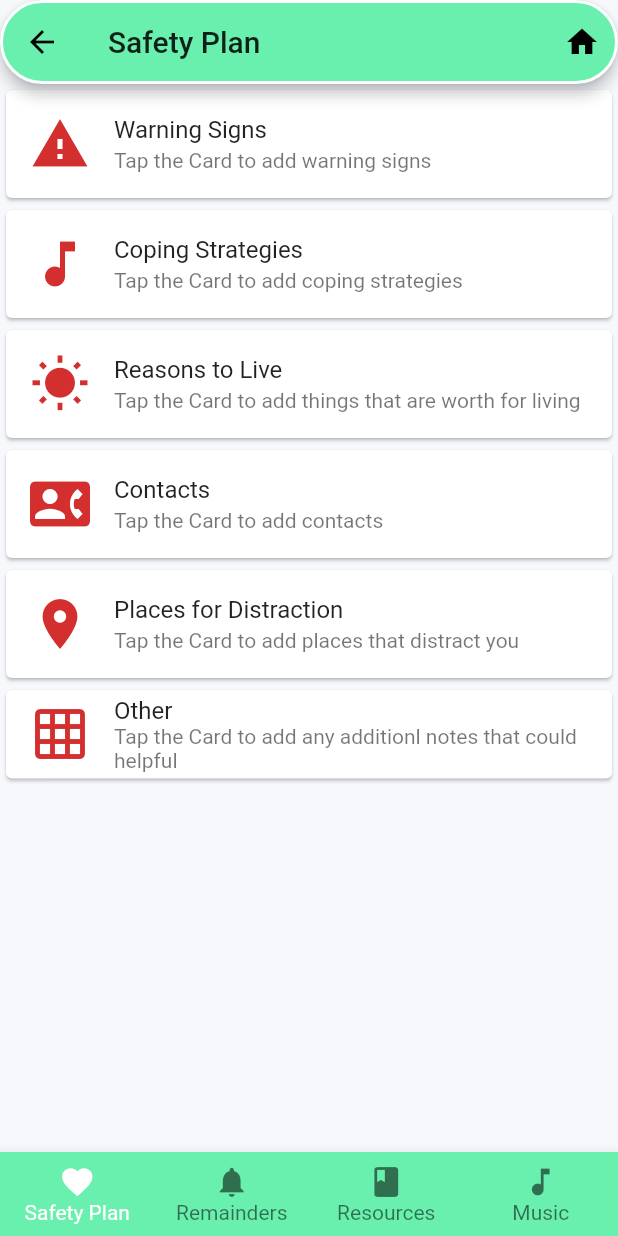
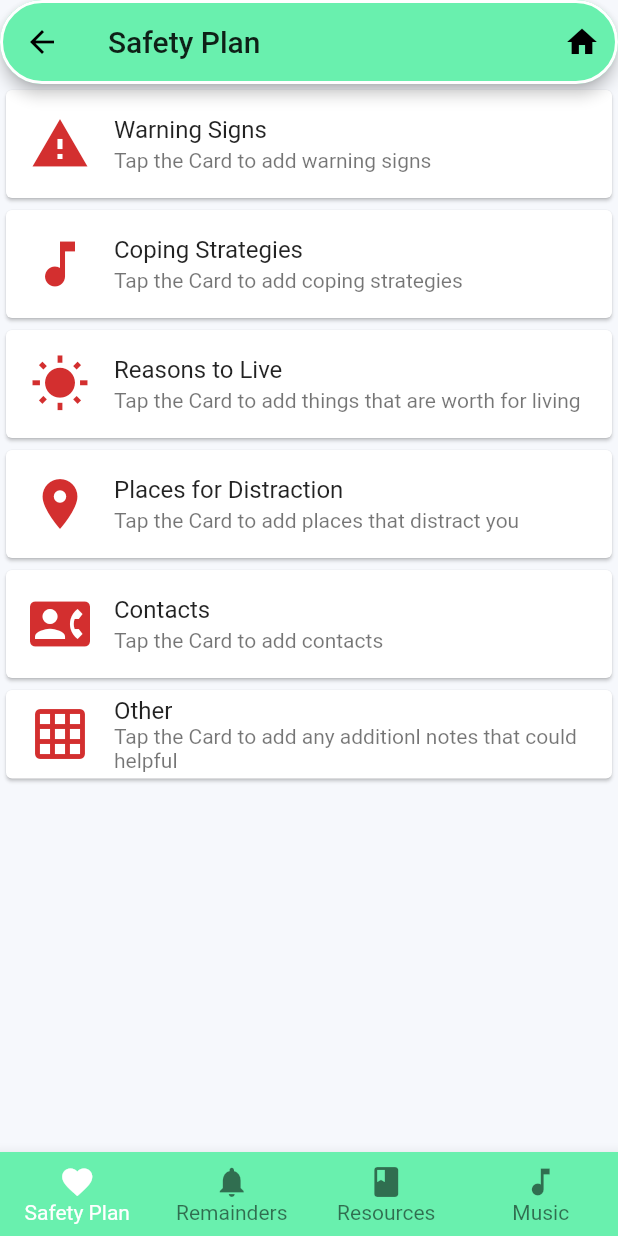
Before and after one commit to Kurama-tech/safety-ui, a Flutter app: the screen it shows after launch, after a tap on "Safety Plan", on a phone screen of 412 x 824 dp. Run offline on Flutter 3.47's test engine with Material 2 defaults, Android fonts, the phone set to English and light mode, and no system bars; our stand-ins replace date_format, flare_flutter, flutter_local_notifications, flutter_native_timezone, flutter_speed_dial, google_fonts and 4 more; accounts and stored records are empty; statements that could not run were skipped.

Commit message:
added colors

```diff
--- a/lib/view/homeView.dart
+++ b/lib/view/homeView.dart
@@ -248,7 +248,7 @@ class MyHomePage extends StatelessWidget {
           child: Icon(Icons.call),
           backgroundColor: Colors.redAccent,
           label: 'Call 911',
-          labelStyle: TextStyle(fontSize: 18.0),
+          labelStyle: TextStyle(fontSize: 18.0,color: Colors.blue),
           onTap: () => launch("tel:911"),
           onLongPress: () => print('FIRST CHILD LONG PRESS'),
         ),
@@ -259,7 +259,7 @@ class MyHomePage extends StatelessWidget {
           ),
           backgroundColor: Colors.orangeAccent,
           label: 'Call Helpline',
-          labelStyle: TextStyle(fontSize: 18.0),
+          labelStyle: TextStyle(fontSize: 18.0,color: Colors.blue),
           onTap: () {
             launch("tel:18002738255");
           },
--- a/lib/view/resourcesView.dart
+++ b/lib/view/resourcesView.dart
@@ -116,7 +116,7 @@ class _ResourcesState extends State<Resources> with TickerProviderStateMixin {
                       onPressed: () {
                         launch('https://www.crisistextline.org/');
                       },
-                      child: Text("Criss Text line Website"),
+                      child: Text("Crisis Text line Website"),
                     ),
                   ]),
                   Divider(),
--- a/lib/view/safetyPlanView.dart
+++ b/lib/view/safetyPlanView.dart
@@ -102,10 +102,11 @@ class SafetyPlan extends StatelessWidget {
             "Tap the Card to add coping strategies", 'Coping'),
         containerData(context, Icons.wb_sunny, "Reasons to Live",
             "Tap the Card to add things that are worth for living", 'Reasons'),
+        containerData(context, Icons.place, "Places for Distraction",
+            "Tap the Card to add places that distract you", 'Places'),
         containerData(context, Icons.contact_phone, "Contacts",
             "Tap the Card to add contacts", 'Contacts'),
-        containerData(context, Icons.place, "Places for Distraction",
-            "Tap the Card to add places that distract you", 'Places'),
+
         containerData(
             context,
             Icons.grid_on,
```
